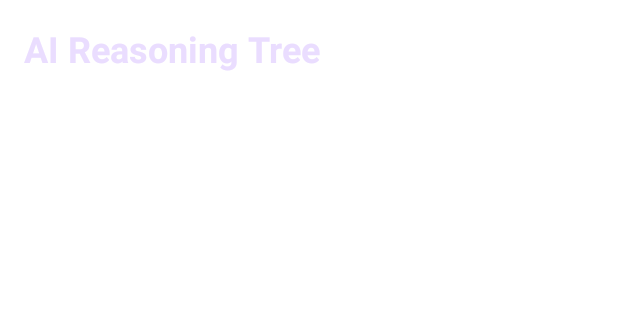
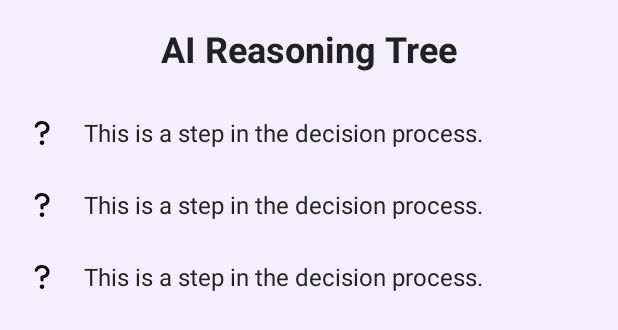
Before and after one commit to Ashiy-Ishan/Trust_bubble_fronted, an Android app: the layout activity_decision_tree.xml on its own in the app's theme, with its tools: preview values and no code run, on a phone screen of 412 x 824 dp. Shown: the top 330 px of the screen. Run offline under Robolectric (Android 15) with nearby library versions, the phone set to English and light mode, and no system bars.

Commit message:
Initial commit

```diff
--- a/app/src/main/java/com/example/trust_bubble/network/RetrofitClient.kt
+++ b/app/src/main/java/com/example/trust_bubble/network/RetrofitClient.kt
@@ -7,7 +7,7 @@ import retrofit2.converter.gson.GsonConverterFactory
 import java.util.concurrent.TimeUnit
 object RetrofitClient {
     // IMPORTANT: REPLACE WITH YOUR IP ADDRESS OR NGROK URL
-    private const val BASE_URL = "https://b326513cdb28.ngrok-free.app/"
+    private const val BASE_URL = "https://e7199626dc34.ngrok-free.app/"
 
     private val loggingInterceptor = HttpLoggingInterceptor().apply {
         level = HttpLoggingInterceptor.Level.BODY
--- a/app/src/main/res/layout/activity_decision_tree.xml
+++ b/app/src/main/res/layout/activity_decision_tree.xml
@@ -1,23 +1,27 @@
 <?xml version="1.0" encoding="utf-8"?>
-<ScrollView xmlns:android="http://schemas.android.com/apk/res/android"
+<LinearLayout xmlns:android="http://schemas.android.com/apk/res/android"
+    xmlns:app="http://schemas.android.com/apk/res-auto"
+    xmlns:tools="http://schemas.android.com/tools"
     android:layout_width="match_parent"
     android:layout_height="match_parent"
-    android:background="@color/white"
-    android:padding="16dp">
+    android:orientation="vertical"
+    android:background="@color/light_purple_background">
 
-    <LinearLayout
-        android:id="@+id/treeContainer"
+    <TextView
+        android:layout_width="wrap_content"
+        android:layout_height="wrap_content"
+        android:text="AI Reasoning Tree"
+        android:textColor="@color/text_color_primary"
+        android:textSize="24sp"
+        android:textStyle="bold"
+        android:layout_margin="16dp"
+        android:layout_gravity="center_horizontal"/>
+
+    <androidx.recyclerview.widget.RecyclerView
+        android:id="@+id/decision_tree_recycler_view"
         android:layout_width="match_parent"
-        android:layout_height="wrap_content"
-        android:orientation="vertical">
+        android:layout_height="match_parent"
+        app:layoutManager="androidx.recyclerview.widget.LinearLayoutManager"
+        tools:listitem="@layout/decision_step_item"/>
 
-        <TextView
-            android:layout_width="wrap_content"
-            android:layout_height="wrap_content"
-            android:text="AI Reasoning Tree"
-            android:textColor="@color/icon_background"
-            android:textSize="24sp"
-            android:textStyle="bold"
-            android:layout_marginBottom="16dp"/>
-    </LinearLayout>
-</ScrollView>
+</LinearLayout>
--- /dev/null
+++ b/app/src/main/res/layout/decision_step_item.xml
@@ -0,0 +1,28 @@
+<?xml version="1.0" encoding="utf-8"?>
+<LinearLayout xmlns:android="http://schemas.android.com/apk/res/android"
+    xmlns:tools="http://schemas.android.com/tools"
+    android:layout_width="match_parent"
+    android:layout_height="wrap_content"
+    android:orientation="horizontal"
+    android:gravity="center_vertical"
+    android:paddingTop="12dp"
+    android:paddingBottom="12dp"
+    android:paddingStart="16dp"
+    android:paddingEnd="16dp">
+
+    <ImageView
+        android:id="@+id/iv_step_icon"
+        android:layout_width="24dp"
+        android:layout_height="24dp"
+        android:layout_marginEnd="16dp"
+        tools:src="@drawable/ic_question" />
+
+    <TextView
+        android:id="@+id/tv_step_text"
+        android:layout_width="0dp"
+        android:layout_height="wrap_content"
+        android:layout_weight="1"
+        android:textColor="@color/text_color_primary"
+        android:textSize="16sp"
+        tools:text="This is a step in the decision process." />
+</LinearLayout>
```
Also changed, not shown: app/src/main/java/com/example/trust_bubble/data/DataModels.kt (+11 -4 lines), app/src/main/java/com/example/trust_bubble/ui/DecisionTreeActivity.kt (+42 -47 lines), app/src/main/java/com/example/trust_bubble/ui/DecisionTreeAdapter.kt (+15 -35 lines), app/src/main/java/com/example/trust_bubble/ui/HistoryFragment.kt (+52 -52 lines), app/src/main/res/drawable/ic_reasoning.xml (added, +134 -0 lines), app/src/main/java/com/example/trust_bubble/ui/icons/light-bulb-question-mark-13611.svg (added).
